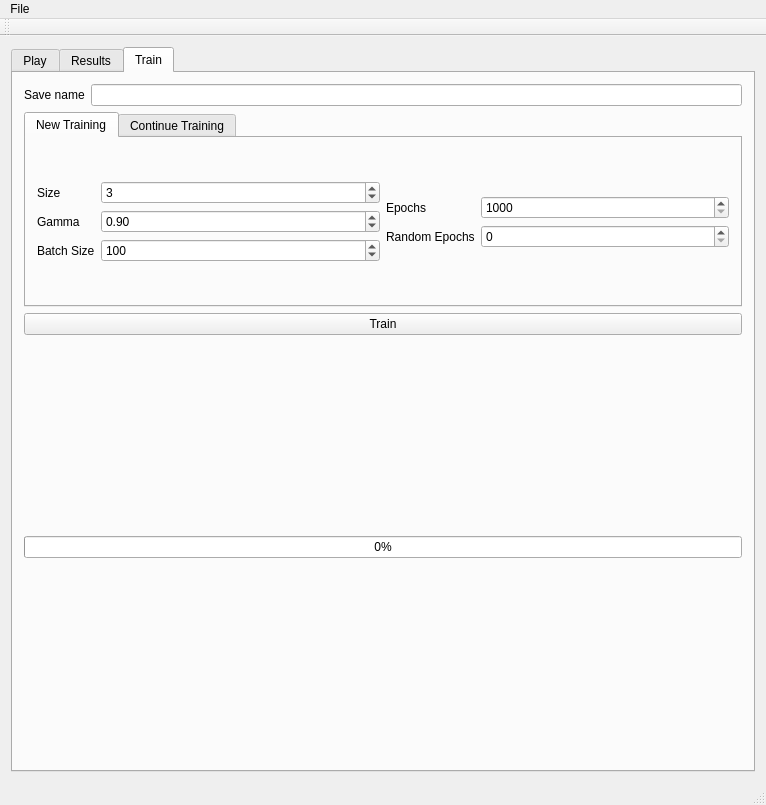
Old version of the form TIPE_Hex_QT/mainwindow.ui in the repository Phyronnaz/TIPE_Hex.
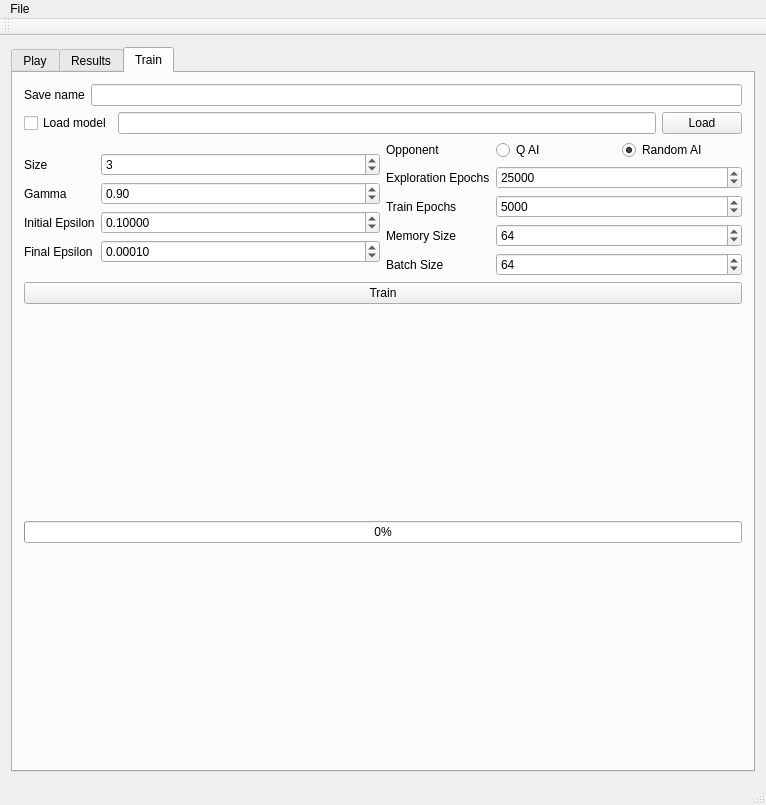
New version of the form. The open tabs and pages were chosen to show the change.

Patch:
```diff
--- a/TIPE_Hex_QT/mainwindow.ui
+++ b/TIPE_Hex_QT/mainwindow.ui
@@ -18,7 +18,7 @@
     <item>
      <widget class="QTabWidget" name="tabWidget">
       <property name="currentIndex">
-       <number>0</number>
+       <number>2</number>
       </property>
       <widget class="QWidget" name="playTab">
        <attribute name="title">
@@ -430,201 +430,255 @@
          </layout>
         </item>
         <item>
-         <widget class="QTabWidget" name="tabWidgetTrainChoice">
-          <property name="currentIndex">
-           <number>0</number>
+         <layout class="QHBoxLayout" name="horizontalLayoutLoad">
+          <item>
+           <widget class="QCheckBox" name="checkBoxLoadModel">
+            <property name="text">
+             <string>Load model</string>
+            </property>
+           </widget>
+          </item>
+          <item>
+           <widget class="QLineEdit" name="lineEditLoadModel"/>
+          </item>
+          <item>
+           <widget class="QPushButton" name="pushButtonLoad">
+            <property name="text">
+             <string>Load</string>
+            </property>
+           </widget>
+          </item>
+         </layout>
+        </item>
+        <item>
+         <layout class="QHBoxLayout" name="horizontalLayoutInput">
+          <property name="sizeConstraint">
+           <enum>QLayout::SetDefaultConstraint</enum>
           </property>
-          <widget class="QWidget" name="tabNewTraining">
-           <attribute name="title">
-            <string>New Training</string>
-           </attribute>
-           <layout class="QHBoxLayout" name="horizontalLayout_3">
-            <item>
-             <layout class="QHBoxLayout" name="horizontalLayout_2">
-              <item>
-               <layout class="QFormLayout" name="formLayout">
-                <property name="formAlignment">
-                 <set>Qt::AlignLeading|Qt::AlignLeft|Qt::AlignVCenter</set>
-                </property>
-                <item row="1" column="0">
-                 <widget class="QLabel" name="labelGamma">
-                  <property name="text">
-                   <string>Gamma</string>
-                  </property>
-                 </widget>
-                </item>
-                <item row="1" column="1">
-                 <widget class="QDoubleSpinBox" name="doubleSpinBoxGamma">
-                  <property name="maximum">
-                   <double>1.000000000000000</double>
-                  </property>
-                  <property name="singleStep">
-                   <double>0.010000000000000</double>
-                  </property>
-                  <property name="value">
-                   <double>0.900000000000000</double>
-                  </property>
-                 </widget>
-                </item>
-                <item row="0" column="0">
-                 <widget class="QLabel" name="labelSize_2">
-                  <property name="text">
-                   <string>Size</string>
-                  </property>
-                 </widget>
-                </item>
-                <item row="0" column="1">
-                 <widget class="QSpinBox" name="spinBoxSizeTrain">
-                  <property name="minimum">
-                   <number>2</number>
-                  </property>
-                  <property name="value">
-                   <number>3</number>
-                  </property>
-                 </widget>
-                </item>
-                <item row="2" column="0">
-                 <widget class="QLabel" name="label_3">
-                  <property name="text">
-                   <string>Batch Size</string>
-                  </property>
-                 </widget>
-                </item>
-                <item row="2" column="1">
-                 <widget class="QSpinBox" name="spinBoxBatchSize">
-                  <property name="minimum">
-                   <number>1</number>
-                  </property>
-                  <property name="maximum">
-                   <number>999999999</number>
-                  </property>
-                  <property name="singleStep">
-                   <number>10</number>
-                  </property>
-                  <property name="value">
-                   <number>100</number>
-                  </property>
-                  <property name="displayIntegerBase">
-                   <number>10</number>
-                  </property>
-                 </widget>
-                </item>
-               </layout>
-              </item>
-              <item>
-               <layout class="QFormLayout" name="formLayout_2">
-                <property name="formAlignment">
-                 <set>Qt::AlignLeading|Qt::AlignLeft|Qt::AlignVCenter</set>
-                </property>
-                <item row="0" column="0">
-                 <widget class="QLabel" name="labelEpochs">
-                  <property name="text">
-                   <string>Epochs</string>
-                  </property>
-                 </widget>
-                </item>
-                <item row="0" column="1">
-                 <widget class="QSpinBox" name="spinBoxEpochs">
-                  <property name="minimum">
-                   <number>1000</number>
-                  </property>
-                  <property name="maximum">
-                   <number>999999999</number>
-                  </property>
-                  <property name="singleStep">
-                   <number>1000</number>
-                  </property>
-                 </widget>
-                </item>
-                <item row="1" column="0">
-                 <widget class="QLabel" name="labelRandomEpochs">
-                  <property name="text">
-                   <string>Random Epochs</string>
-                  </property>
-                 </widget>
-                </item>
-                <item row="1" column="1">
-                 <widget class="QSpinBox" name="spinBoxRandomEpochs">
-                  <property name="maximum">
-                   <number>999999999</number>
-                  </property>
-                  <property name="singleStep">
-                   <number>1000</number>
-                  </property>
-                 </widget>
-                </item>
-               </layout>
-              </item>
-             </layout>
+          <item>
+           <layout class="QFormLayout" name="formLayout">
+            <property name="sizeConstraint">
+             <enum>QLayout::SetDefaultConstraint</enum>
+            </property>
+            <property name="fieldGrowthPolicy">
+             <enum>QFormLayout::AllNonFixedFieldsGrow</enum>
+            </property>
+            <property name="formAlignment">
+             <set>Qt::AlignLeading|Qt::AlignLeft|Qt::AlignVCenter</set>
+            </property>
+            <item row="0" column="0">
+             <widget class="QLabel" name="labelSize_2">
+              <property name="text">
+               <string>Size</string>
+              </property>
+             </widget>
+            </item>
+            <item row="0" column="1">
+             <widget class="QSpinBox" name="spinBoxSizeTrain">
+              <property name="minimum">
+               <number>2</number>
+              </property>
+              <property name="value">
+               <number>3</number>
+              </property>
+             </widget>
+            </item>
+            <item row="1" column="0">
+             <widget class="QLabel" name="labelGamma">
+              <property name="text">
+               <string>Gamma</string>
+              </property>
+             </widget>
+            </item>
+            <item row="1" column="1">
+             <widget class="QDoubleSpinBox" name="doubleSpinBoxGamma">
+              <property name="maximum">
+               <double>1.000000000000000</double>
+              </property>
+              <property name="singleStep">
+               <double>0.010000000000000</double>
+              </property>
+              <property name="value">
+               <double>0.900000000000000</double>
+              </property>
+             </widget>
+            </item>
+            <item row="2" column="0">
+             <widget class="QLabel" name="label_4">
+              <property name="text">
+               <string>Initial Epsilon</string>
+              </property>
+             </widget>
+            </item>
+            <item row="2" column="1">
+             <widget class="QDoubleSpinBox" name="doubleSpinBoxInitialEpsilon">
+              <property name="decimals">
+               <number>5</number>
+              </property>
+              <property name="maximum">
+               <double>1.000000000000000</double>
+              </property>
+              <property name="singleStep">
+               <double>0.001000000000000</double>
+              </property>
+              <property name="value">
+               <double>0.100000000000000</double>
+              </property>
+             </widget>
+            </item>
+            <item row="3" column="0">
+             <widget class="QLabel" name="label_5">
+              <property name="text">
+               <string>Final Epsilon</string>
+              </property>
+             </widget>
+            </item>
+            <item row="3" column="1">
+             <widget class="QDoubleSpinBox" name="doubleSpinBoxFinalEpsilon">
+              <property name="decimals">
+               <number>5</number>
+              </property>
+              <property name="maximum">
+               <double>1.000000000000000</double>
+              </property>
+              <property name="singleStep">
+               <double>0.001000000000000</double>
+              </property>
+              <property name="value">
+               <double>0.000100000000000</double>
+              </property>
+             </widget>
             </item>
            </layout>
-          </widget>
-          <widget class="QWidget" name="tabContinueTraining">
-           <attribute name="title">
-            <string>Continue Training</string>
-           </attribute>
-           <layout class="QFormLayout" name="formLayout_3">
+          </item>
+          <item>
+           <layout class="QFormLayout" name="formLayout_2">
+            <property name="sizeConstraint">
+             <enum>QLayout::SetDefaultConstraint</enum>
+            </property>
             <property name="formAlignment">
              <set>Qt::AlignLeading|Qt::AlignLeft|Qt::AlignVCenter</set>
             </property>
             <item row="0" column="0">
              <widget class="QLabel" name="label">
               <property name="text">
-               <string>Old model</string>
+               <string>Opponent</string>
               </property>
              </widget>
             </item>
             <item row="0" column="1">
              <layout class="QHBoxLayout" name="horizontalLayout_4">
               <item>
-               <widget class="QLineEdit" name="lineEditOldModel">
-                <property name="readOnly">
+               <widget class="QRadioButton" name="radioButtonQAI">
+                <property name="text">
+                 <string>Q AI</string>
+                </property>
+                <property name="checked">
+                 <bool>false</bool>
+                </property>
+               </widget>
+              </item>
+              <item>
+               <widget class="QRadioButton" name="radioButtonRandomAI">
+                <property name="text">
+                 <string>Random AI</string>
+                </property>
+                <property name="checked">
                  <bool>true</bool>
                 </property>
                </widget>
               </item>
-              <item>
-               <widget class="QPushButton" name="pushButtonLoadModel">
-                <property name="text">
-                 <string>Load</string>
-                </property>
-               </widget>
-              </item>
              </layout>
             </item>
+            <item row="1" column="0">
+             <widget class="QLabel" name="label_6">
+              <property name="text">
+               <string>Exploration Epochs</string>
+              </property>
+             </widget>
+            </item>
+            <item row="1" column="1">
+             <widget class="QSpinBox" name="spinBoxExplorationEpochs">
+              <property name="maximum">
+               <number>999999999</number>
+              </property>
+              <property name="singleStep">
+               <number>1000</number>
+              </property>
+              <property name="value">
+               <number>25000</number>
+              </property>
+             </widget>
+            </item>
             <item row="2" column="0">
-             <widget class="QLabel" name="label_2">
+             <widget class="QLabel" name="label_7">
               <property name="text">
-               <string>Additional epochs</string>
+               <string>Train Epochs</string>
               </property>
              </widget>
             </item>
             <item row="2" column="1">
-             <widget class="QSpinBox" name="spinBoxAdditionalEpochs">
-              <property name="minimum">
-               <number>1000</number>
-              </property>
+             <widget class="QSpinBox" name="spinBoxTrainEpochs">
               <property name="maximum">
                <number>999999999</number>
               </property>
               <property name="singleStep">
                <number>1000</number>
+              </property>
+              <property name="value">
+               <number>5000</number>
+              </property>
+             </widget>
+            </item>
+            <item row="3" column="0">
+             <widget class="QLabel" name="label_8">
+              <property name="text">
+               <string>Memory Size</string>
               </property>
              </widget>
             </item>
             <item row="3" column="1">
-             <widget class="QCheckBox" name="checkBoxResetEpsilon">
-              <property name="layoutDirection">
-               <enum>Qt::LeftToRight</enum>
+             <widget class="QSpinBox" name="spinBoxMemory">
+              <property name="maximum">
+               <number>999999999</number>
               </property>
+              <property name="singleStep">
+               <number>2</number>
+              </property>
+              <property name="value">
+               <number>64</number>
+              </property>
+             </widget>
+            </item>
+            <item row="4" column="0">
+             <widget class="QLabel" name="label_3">
               <property name="text">
-               <string>Reset Epsilon</string>
+               <string>Batch Size</string>
+              </property>
+             </widget>
+            </item>
+            <item row="4" column="1">
+             <widget class="QSpinBox" name="spinBoxBatchSize">
+              <property name="minimum">
+               <number>1</number>
+              </property>
+              <property name="maximum">
+               <number>999999999</number>
+              </property>
+              <property name="singleStep">
+               <number>2</number>
+              </property>
+              <property name="value">
+               <number>64</number>
+              </property>
+              <property name="displayIntegerBase">
+               <number>10</number>
               </property>
              </widget>
             </item>
            </layout>
-          </widget>
-         </widget>
+          </item>
+         </layout>
         </item>
         <item>
          <widget class="QPushButton" name="pushButtonTrain">
```
